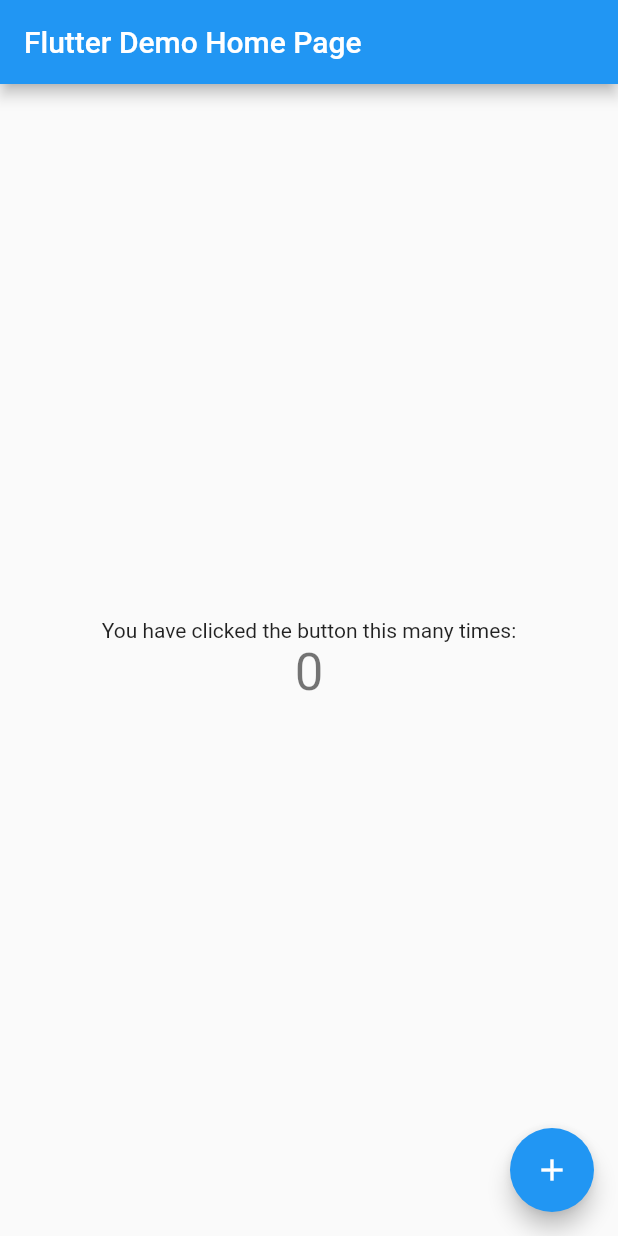
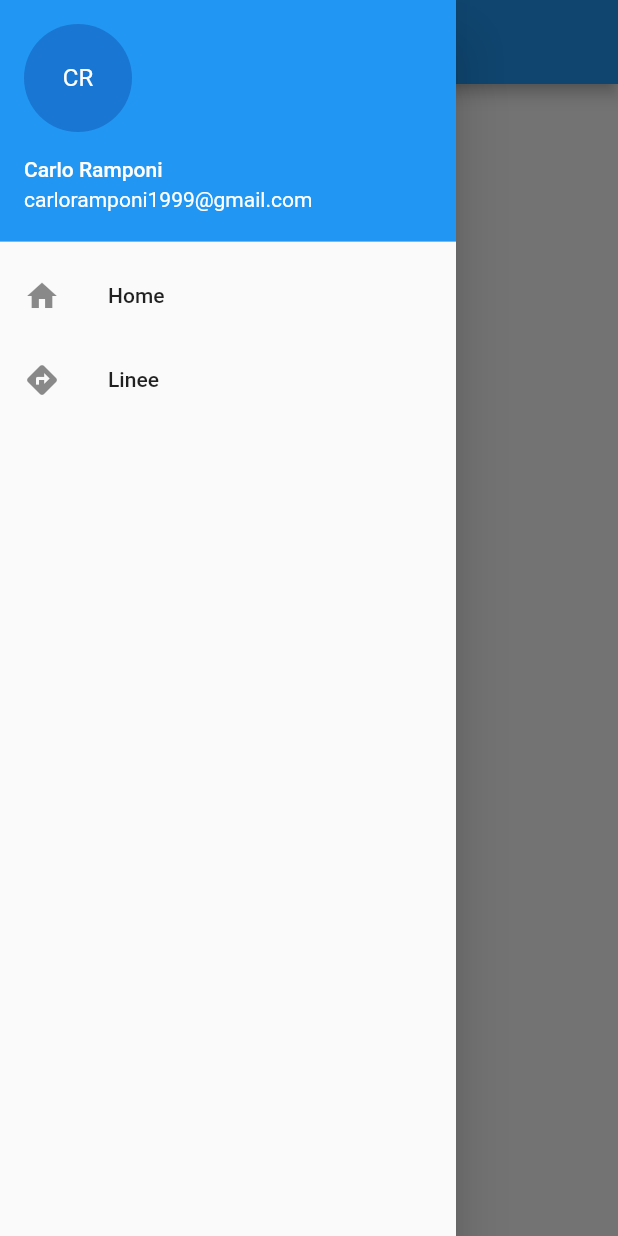
Before and after one commit to CarloRamponi/pedibusApp, a Flutter app: the screen it shows after launch, with the side drawer open (before the commit the screen has no drawer), on a phone screen of 412 x 824 dp. Run offline on Flutter 3.47's test engine with Material 2 defaults, Android fonts, the phone set to English and light mode, and no system bars.

Commit message:
Creato il drawer e la pagine linee

```diff
--- /dev/null
+++ b/lib/home_page.dart
@@ -0,0 +1,38 @@
+import 'package:flutter/cupertino.dart';
+import 'package:flutter/material.dart';
+import 'package:pedibus_app/mydrawer.dart';
+
+
+class MyHomePage extends StatefulWidget {
+  MyHomePage({Key key}) : super(key: key);
+  final String title = "Home";
+  @override
+  _MyHomePageState createState() => new _MyHomePageState();
+}
+
+class _MyHomePageState extends State<MyHomePage> {
+
+  @override
+  Widget build(BuildContext context) {
+    return new Scaffold(
+      appBar: new AppBar(
+        title: new Text(widget.title),
+      ),
+      body: new Center(
+        child: new Column(
+          mainAxisAlignment: MainAxisAlignment.center,
+          children: <Widget>[
+            new Text(
+              'Riga 1',
+            ),
+            new Text(
+              'Riga 2',
+            ),
+          ],
+        ),
+      ),
+      drawer: new MyDrawer(0, context),
+    );
+  }
+
+}
--- a/lib/main.dart
+++ b/lib/main.dart
@@ -1,109 +1,23 @@
 import 'package:flutter/material.dart';
+import 'package:pedibus_app/home_page.dart';
 
-void main() => runApp(new MyApp());
+MyApp app;
+
+void main() {
+  app = new MyApp();
+  runApp(app);
+}
 
 class MyApp extends StatelessWidget {
   // This widget is the root of your application.
   @override
   Widget build(BuildContext context) {
     return new MaterialApp(
-      title: 'Flutter Demo',
+      title: 'Pedibus Cles',
       theme: new ThemeData(
-        // This is the theme of your application.
-        //
-        // Try running your application with "flutter run". You'll see the
-        // application has a blue toolbar. Then, without quitting the app, try
-        // changing the primarySwatch below to Colors.green and then invoke
-        // "hot reload" (press "r" in the console where you ran "flutter run",
-        // or press Run > Flutter Hot Reload in IntelliJ). Notice that the
-        // counter didn't reset back to zero; the application is not restarted.
         primarySwatch: Colors.blue,
       ),
-      home: new MyHomePage(title: 'Flutter Demo Home Page'),
+      home: new MyHomePage(),
     );
   }
 }
-
-class MyHomePage extends StatefulWidget {
-  MyHomePage({Key key, this.title}) : super(key: key);
-
-  // This widget is the home page of your application. It is stateful, meaning
-  // that it has a State object (defined below) that contains fields that affect
-  // how it looks.
-
-  // This class is the configuration for the state. It holds the values (in this
-  // case the title) provided by the parent (in this case the App widget) and
-  // used by the build method of the State. Fields in a Widget subclass are
-  // always marked "final".
-
-  final String title;
-
-  @override
-  _MyHomePageState createState() => new _MyHomePageState();
-}
-
-class _MyHomePageState extends State<MyHomePage> {
-  int _counter = 0;
-
-  void _incrementCounter() {
-    setState(() {
-      // This call to setState tells the Flutter framework that something has
-      // changed in this State, which causes it to rerun the build method below
-      // so that the display can reflect the updated values. If we changed
-      // _counter without calling setState(), then the build method would not be
-      // called again, and so nothing would appear to happen.
-      _counter++;
-    });
-  }
-
-  @override
-  Widget build(BuildContext context) {
-    // This method is rerun every time setState is called, for instance as done
-    // by the _incrementCounter method above.
-    //
-    // The Flutter framework has been optimized to make rerunning build methods
-    // fast, so that you can just rebuild anything that needs updating rather
-    // than having to individually change instances of widgets.
-    return new Scaffold(
-      appBar: new AppBar(
-        // Here we take the value from the MyHomePage object that was created by
-        // the App.build method, and use it to set our appbar title.
-        title: new Text(widget.title),
-      ),
-      body: new Center(
-        // Center is a layout widget. It takes a single child and positions it
-        // in the middle of the parent.
-        child: new Column(
-          // Column is also layout widget. It takes a list of children and
-          // arranges them vertically. By default, it sizes itself to fit its
-          // children horizontally, and tries to be as tall as its parent.
-          //
-          // Invoke "debug paint" (press "p" in the console where you ran
-          // "flutter run", or select "Toggle Debug Paint" from the Flutter tool
-          // window in IntelliJ) to see the wireframe for each widget.
-          //
-          // Column has various properties to control how it sizes itself and
-          // how it positions its children. Here we use mainAxisAlignment to
-          // center the children vertically; the main axis here is the vertical
-          // axis because Columns are vertical (the cross axis would be
-          // horizontal).
-          mainAxisAlignment: MainAxisAlignment.center,
-          children: <Widget>[
-            new Text(
-              'You have clicked the button this many times:',
-            ),
-            new Text(
-              '$_counter',
-              style: Theme.of(context).textTheme.display1,
-            ),
-          ],
-        ),
-      ),
-      floatingActionButton: new FloatingActionButton(
-        onPressed: _incrementCounter,
-        tooltip: 'Increment',
-        child: new Icon(Icons.add),
-      ), // This trailing comma makes auto-formatting nicer for build methods.
-    );
-  }
-}
--- /dev/null
+++ b/lib/mydrawer.dart
@@ -0,0 +1,41 @@
+import 'package:flutter/material.dart';
+import 'package:pedibus_app/home_page.dart';
+import 'package:pedibus_app/linee_page.dart';
+
+class MyDrawer extends Drawer {
+  MyDrawer(int pageIndex, BuildContext context) : super(
+      child: new Column(
+        children: <Widget>[
+          new UserAccountsDrawerHeader(
+            accountName: const Text('Carlo Ramponi'),
+            accountEmail: const Text('carloramponi1999@gmail.com'),
+            currentAccountPicture: new CircleAvatar(
+              child: new Text('CR'),
+            ),
+          ),
+          new ListTile(
+            leading: const Icon(Icons.home),
+            title: const Text('Home'),
+            onTap: () {
+              Navigator.of(context).pop();
+              if(pageIndex != 0)
+                Navigator.of(context).push(
+                    new MaterialPageRoute(builder: (context) => new MyHomePage())
+                );
+            },
+          ),
+          new ListTile(
+            leading: const Icon(Icons.directions),
+            title: const Text('Linee'),
+            onTap: () {
+              Navigator.of(context).pop();
+              if(pageIndex != 1)
+                Navigator.of(context).push(
+                    new MaterialPageRoute(builder: (context) => new LineePage())
+                );
+            },
+          ),
+        ],
+      )
+  );
+}
--- a/pubspec.yaml
+++ b/pubspec.yaml
@@ -2,6 +2,7 @@ name: pedibus_app
 description: App for the pedibus project.
 
 dependencies:
+  http: "^0.11.3+16"
   flutter:
     sdk: flutter
 
```
Also changed, not shown: lib/linee_page.dart (added, +37 -0 lines), lib/query.dart (added, +18 -0 lines), pubspec.lock, 1 other file.
